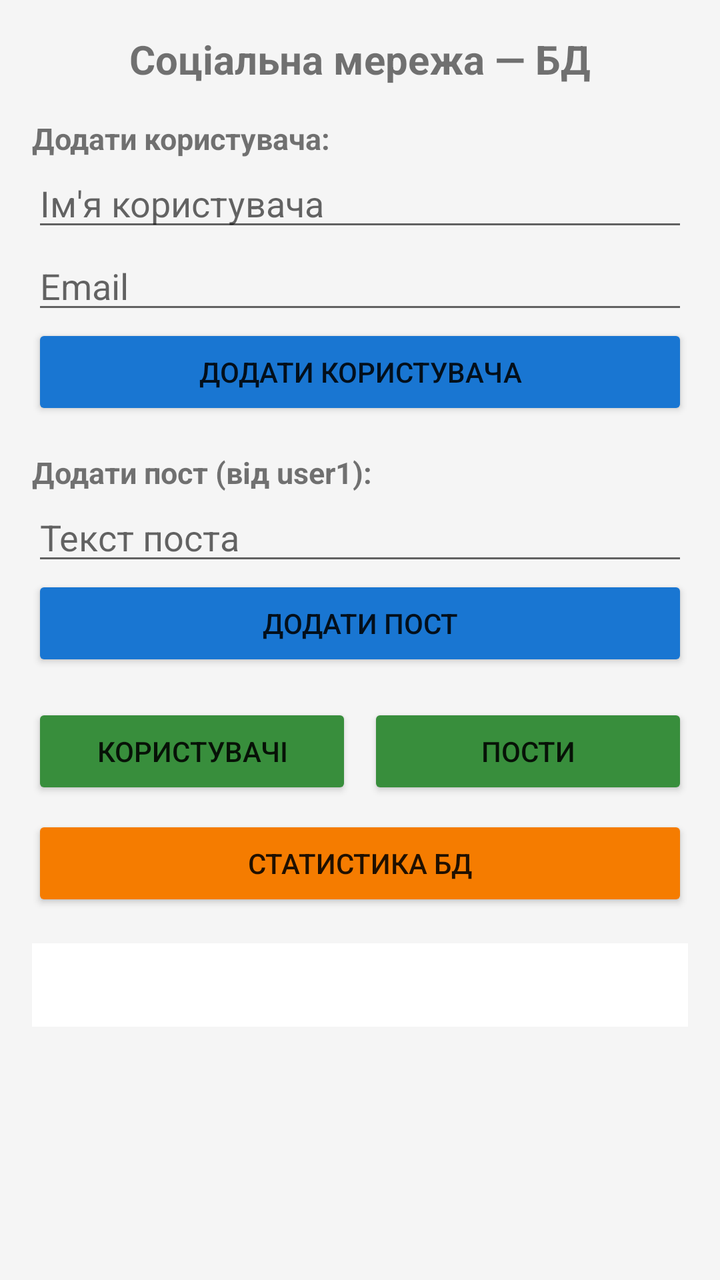
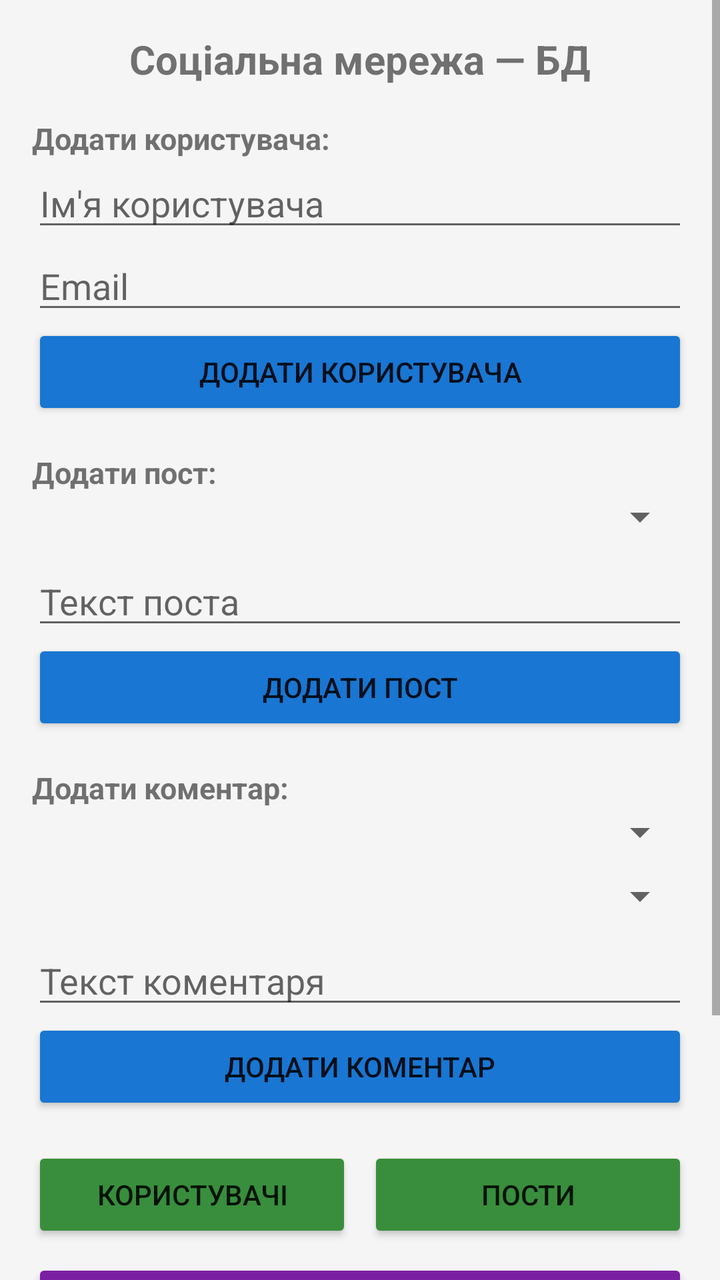

Two renders of the same Android screen: before a commit and after it. Below are the layout's source before the change and the commit's diff.
<!-- AndroidManifest.xml: activity theme Theme.Laba4 -->
<!-- res/layout/activity_main.xml -->
<?xml version="1.0" encoding="utf-8"?>
<ScrollView
    xmlns:android="http://schemas.android.com/apk/res/android"
    android:layout_width="match_parent"
    android:layout_height="match_parent"
    android:background="#F5F5F5">

    <LinearLayout
        android:layout_width="match_parent"
        android:layout_height="wrap_content"
        android:orientation="vertical"
        android:padding="16dp">

        <TextView
            android:layout_width="match_parent"
            android:layout_height="wrap_content"
            android:text="Соціальна мережа — БД"
            android:textSize="20sp"
            android:textStyle="bold"
            android:gravity="center"
            android:layout_marginBottom="16dp"/>

        
        <TextView
            android:layout_width="match_parent"
            android:layout_height="wrap_content"
            android:text="Додати користувача:"
            android:textStyle="bold"
            android:textSize="15sp"/>

        <EditText
            android:id="@+id/editUsername"
            android:layout_width="match_parent"
            android:layout_height="wrap_content"
            android:hint="Ім'я користувача"/>

        <EditText
            android:id="@+id/editEmail"
            android:layout_width="match_parent"
            android:layout_height="wrap_content"
            android:hint="Email"
            android:inputType="textEmailAddress"/>

        <Button
            android:id="@+id/btnAddUser"
            android:layout_width="match_parent"
            android:layout_height="wrap_content"
            android:text="Додати користувача"
            android:backgroundTint="#1976D2"
            android:layout_marginBottom="16dp"/>

        
        <TextView
            android:layout_width="match_parent"
            android:layout_height="wrap_content"
            android:text="Додати пост (від user1):"
            android:textStyle="bold"
            android:textSize="15sp"/>

        <EditText
            android:id="@+id/editPost"
            android:layout_width="match_parent"
            android:layout_height="wrap_content"
            android:hint="Текст поста"/>

        <Button
            android:id="@+id/btnAddPost"
            android:layout_width="match_parent"
            android:layout_height="wrap_content"
            android:text="Додати пост"
            android:backgroundTint="#1976D2"
            android:layout_marginBottom="16dp"/>

        
        <LinearLayout
            android:layout_width="match_parent"
            android:layout_height="wrap_content"
            android:orientation="horizontal"
            android:layout_marginBottom="8dp">

            <Button
                android:id="@+id/btnShowUsers"
                android:layout_width="0dp"
                android:layout_height="wrap_content"
                android:layout_weight="1"
                android:text="Користувачі"
                android:backgroundTint="#388E3C"
                android:layout_marginEnd="4dp"/>

            <Button
                android:id="@+id/btnShowPosts"
                android:layout_width="0dp"
                android:layout_height="wrap_content"
                android:layout_weight="1"
                android:text="Пости"
                android:backgroundTint="#388E3C"
                android:layout_marginStart="4dp"/>
        </LinearLayout>

        <Button
            android:id="@+id/btnShowStats"
            android:layout_width="match_parent"
            android:layout_height="wrap_content"
            android:text="Статистика БД"
            android:backgroundTint="#F57C00"
            android:layout_marginBottom="16dp"/>

        
        <TextView
            android:id="@+id/textOutput"
            android:layout_width="match_parent"
            android:layout_height="wrap_content"
            android:padding="12dp"
            android:background="#FFFFFF"
            android:textSize="13sp"
            android:fontFamily="monospace"
            android:textColor="#212121"/>

    </LinearLayout>
</ScrollView>
<!-- resources referenced by this layout -->
<resources>
  <style name="Theme.Laba4" parent="Theme.AppCompat.Light.NoActionBar" />
</resources>

<!-- the commit's change to res/layout/activity_main.xml (unified diff, before → after) -->
@@ -53,9 +53,15 @@
         <TextView
             android:layout_width="match_parent"
             android:layout_height="wrap_content"
-            android:text="Додати пост (від user1):"
+            android:text="Додати пост:"
             android:textStyle="bold"
             android:textSize="15sp"/>
+
+        <Spinner
+            android:id="@+id/spinnerUser"
+            android:layout_width="match_parent"
+            android:layout_height="wrap_content"
+            android:layout_marginBottom="8dp"/>
 
         <EditText
             android:id="@+id/editPost"
@@ -68,6 +74,40 @@
             android:layout_width="match_parent"
             android:layout_height="wrap_content"
             android:text="Додати пост"
+            android:backgroundTint="#1976D2"
+            android:layout_marginBottom="16dp"/>
+
+        
+        <TextView
+            android:layout_width="match_parent"
+            android:layout_height="wrap_content"
+            android:text="Додати коментар:"
+            android:textStyle="bold"
+            android:textSize="15sp"/>
+
+        <Spinner
+            android:id="@+id/spinnerCommentUser"
+            android:layout_width="match_parent"
+            android:layout_height="wrap_content"
+            android:layout_marginBottom="8dp"/>
+
+        <Spinner
+            android:id="@+id/spinnerCommentPost"
+            android:layout_width="match_parent"
+            android:layout_height="wrap_content"
+            android:layout_marginBottom="8dp"/>
+
+        <EditText
+            android:id="@+id/editComment"
+            android:layout_width="match_parent"
+            android:layout_height="wrap_content"
+            android:hint="Текст коментаря"/>
+
+        <Button
+            android:id="@+id/btnAddComment"
+            android:layout_width="match_parent"
+            android:layout_height="wrap_content"
+            android:text="Додати коментар"
             android:backgroundTint="#1976D2"
             android:layout_marginBottom="16dp"/>
 
@@ -98,6 +138,14 @@
         </LinearLayout>
 
         <Button
+            android:id="@+id/btnShowComments"
+            android:layout_width="match_parent"
+            android:layout_height="wrap_content"
+            android:text="Коментарі"
+            android:backgroundTint="#7B1FA2"
+            android:layout_marginBottom="8dp"/>
+
+        <Button
             android:id="@+id/btnShowStats"
             android:layout_width="match_parent"
             android:layout_height="wrap_content"
@@ -105,7 +153,6 @@
             android:backgroundTint="#F57C00"
             android:layout_marginBottom="16dp"/>
 
-        
         <TextView
             android:id="@+id/textOutput"
             android:layout_width="match_parent"
